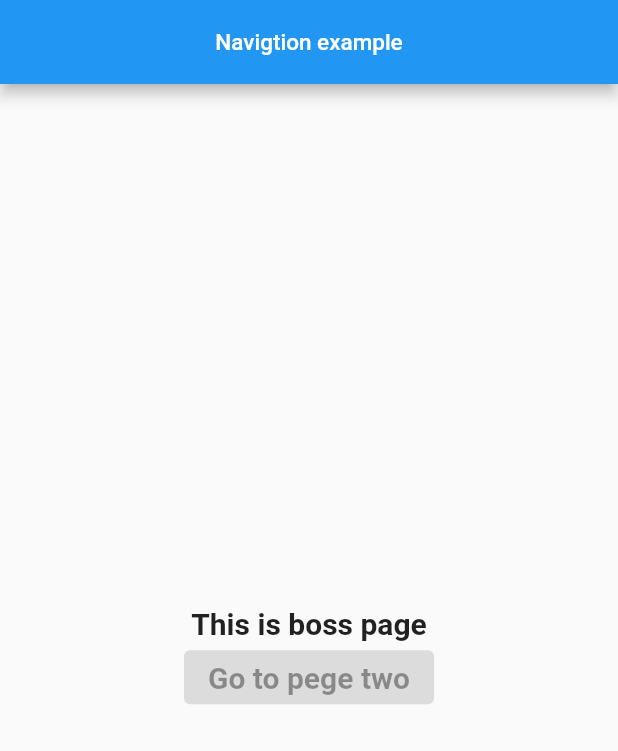
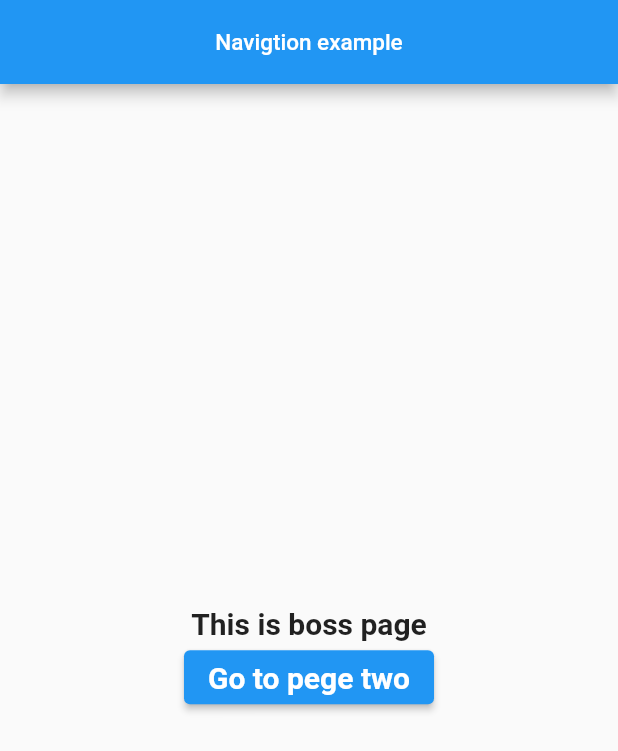
Before and after one commit to Aironsec/flutter_navigation_example, a Flutter app: the screen it shows after launch, on a phone screen of 412 x 824 dp. Shown: the top 751 px of the screen. Run offline on Flutter 3.47's test engine with Material 2 defaults, Android fonts, the light colour scheme and no system bars.

Commit message:
add named navigation

```diff
--- a/flutter_navigation_example/lib/main.dart
+++ b/flutter_navigation_example/lib/main.dart
@@ -1,5 +1,6 @@
 import 'package:flutter/material.dart';
 import 'package:flutter_navigation_example/one_screen.dart';
+import 'package:flutter_navigation_example/two_screen.dart';
 
 void main(List<String> args) {
   runApp(const HomePage());
@@ -10,9 +11,13 @@ class HomePage extends StatelessWidget {
 
   @override
   Widget build(BuildContext context) {
-    return const MaterialApp(
+    return MaterialApp(
       title: 'Navigation example',
-      home: OneScreen(),
+      home: const OneScreen(),
+      // initialRoute: '/TwoScreen', //при старте открыть нужный экран "/" - конень
+      routes: {
+        '/TwoScreen': (context) => const TwoScreen(),
+      },
     );
   }
 }
--- a/flutter_navigation_example/lib/one_screen.dart
+++ b/flutter_navigation_example/lib/one_screen.dart
@@ -26,14 +26,14 @@ class BodyOneScreen extends StatelessWidget {
     return Center(
       child: Column(
         mainAxisSize: MainAxisSize.min,
-        children: const [
-          Text(
+        children: [
+          const Text(
             'This is boss page',
             style: TextStyle(fontSize: 20, fontWeight: FontWeight.bold),
           ),
           ElevatedButton(
-            onPressed: null,
-            child: Text(
+            onPressed: (() => Navigator.pushNamed(context, '/TwoScreen')),
+            child: const Text(
               'Go to pege two',
               style: TextStyle(fontSize: 20, fontWeight: FontWeight.bold),
             ),
```
Also changed, not shown: flutter_navigation_example/lib/two_screen.dart (+4 -4 lines).
